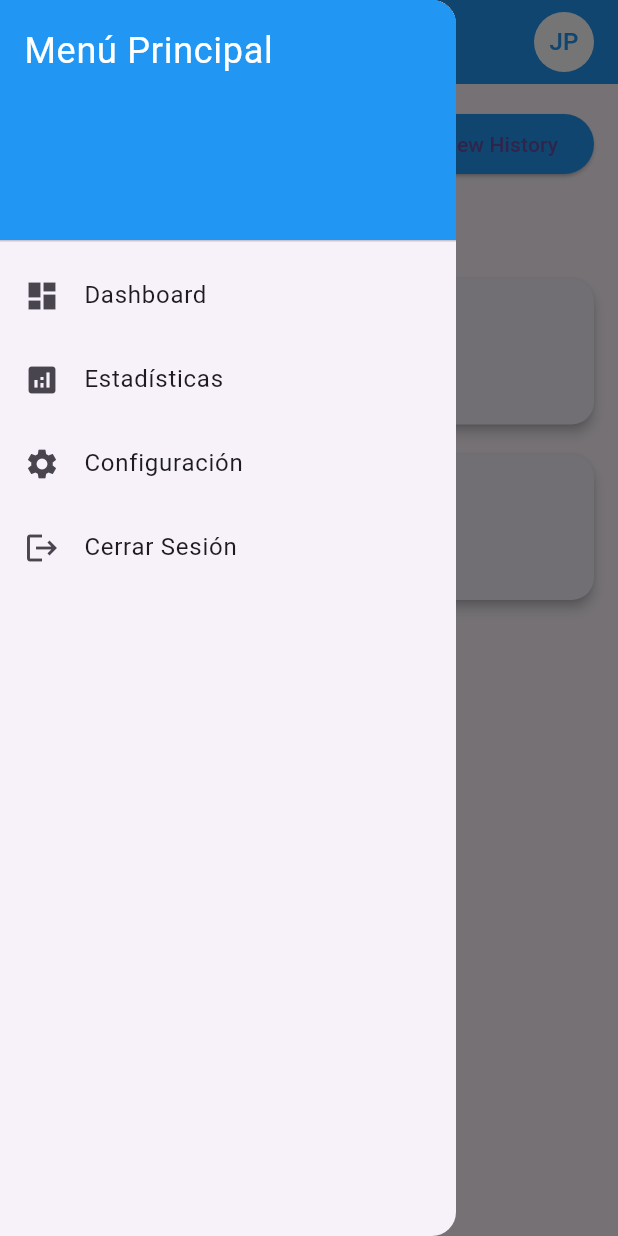
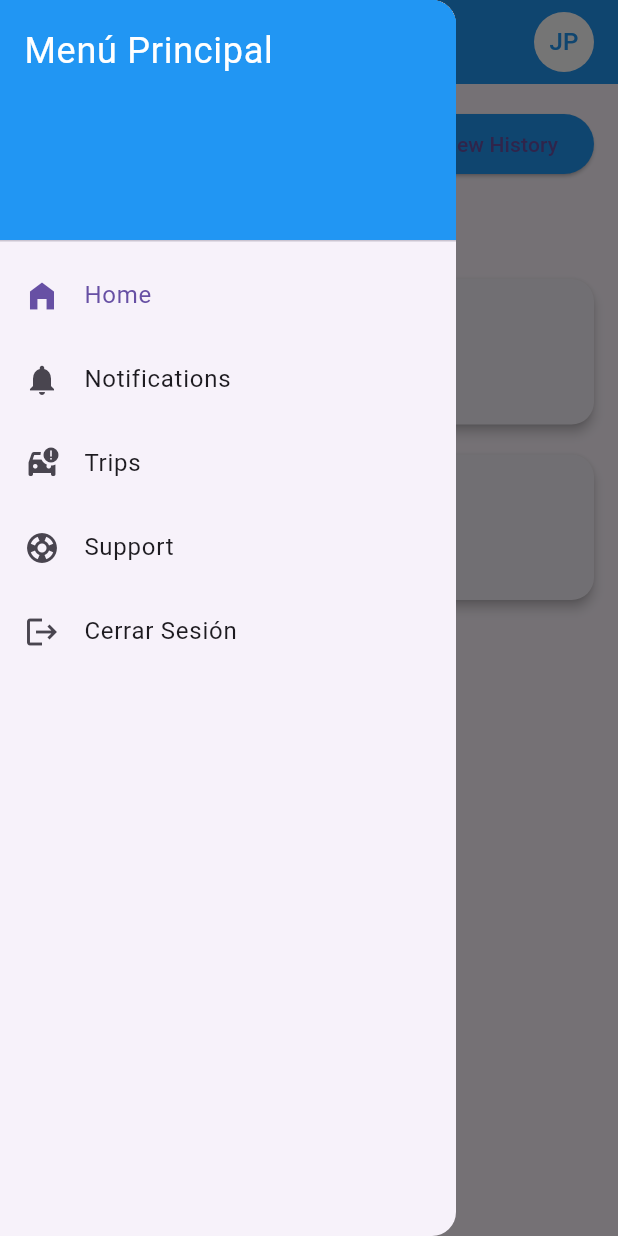
Before and after one commit to Debuggers-SW74/mobile-application, a Flutter app: the Home screen opened directly, with the side drawer open, on a phone screen of 412 x 824 dp. Run offline on Flutter 3.47's test engine with Material 3 defaults, Android fonts, the light colour scheme and no system bars; our stand-ins replace fl_chart.

Commit message:
feat(common): update sidebar and home

```diff
--- a/lib/common/widgets/home.dart
+++ b/lib/common/widgets/home.dart
@@ -26,7 +26,7 @@ class Home extends StatelessWidget {
           )
         ],
       ),
-      drawer: const Sidebar(),
+      drawer: const Sidebar(currentRoute: 'home'),
       body: Padding(
         padding: const EdgeInsets.all(16.0),
         child: Column(
--- a/lib/common/widgets/sidebar.dart
+++ b/lib/common/widgets/sidebar.dart
@@ -1,7 +1,13 @@
 import 'package:flutter/material.dart';
+import 'package:movil_application/alert_systems/presentation/trip_report_page.dart';
+import 'package:movil_application/common/widgets/home.dart';
+import 'package:movil_application/profile_management/pages/login_page.dart';
 
 class Sidebar extends StatelessWidget {
-  const Sidebar({super.key});
+
+  final String currentRoute;
+
+  const Sidebar({super.key, required  this.currentRoute});
 
   @override
   Widget build(BuildContext context) {
@@ -22,22 +28,40 @@ class Sidebar extends StatelessWidget {
             ),
           ),
           ListTile(
-            leading: const Icon(Icons.dashboard),
-            title: const Text('Dashboard'),
+            leading: const Icon(Icons.home_filled),
+            title: const Text('Home'),
+            selected: currentRoute == 'home',
             onTap: () {
-
+              if (currentRoute != 'home') {
+                Navigator.push(
+                  context,
+                  MaterialPageRoute(builder: (context) => const Home()),
+                );
+              }
             },
           ),
           ListTile(
-            leading: const Icon(Icons.analytics),
-            title: const Text('Estadísticas'),
+            leading: const Icon(Icons.notifications),
+            title: const Text('Notifications'),
             onTap: () {
-              // Acción para las estadísticas
+              if (currentRoute != 'notifications') {
+                Navigator.push(
+                  context,
+                  MaterialPageRoute(builder: (context) => const TripReportPage()),
+                );
+              }
             },
           ),
           ListTile(
-            leading: const Icon(Icons.settings),
-            title: const Text('Configuración'),
+            leading: const Icon(Icons.car_crash),
+            title: const Text('Trips'),
+            onTap: () {
+              // Acción para configuración
+            },
+          ),
+          ListTile(
+            leading: const Icon(Icons.support),
+            title: const Text('Support'),
             onTap: () {
               // Acción para configuración
             },
@@ -46,7 +70,10 @@ class Sidebar extends StatelessWidget {
             leading: const Icon(Icons.logout),
             title: const Text('Cerrar Sesión'),
             onTap: () {
-              // Acción para cerrar sesión
+              Navigator.pushReplacement(
+                context,
+                MaterialPageRoute(builder: (context) => const LoginPage()),
+              );
             },
           ),
         ],
```
